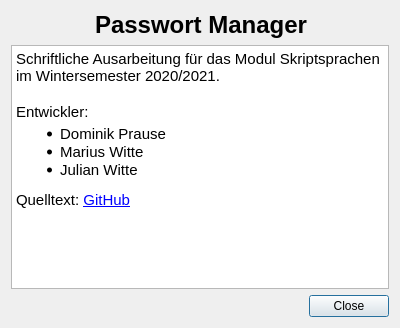
Above: ui/AboutDialog.ui from JulWit/PasswordManager before the change. Below: the same form after it.
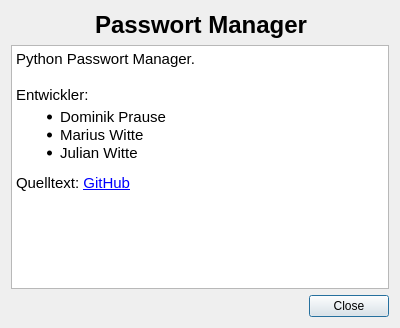
That is the form after the change. Icons and pictures are not drawn.

Commit message: Update 2025 - Icons für Dunkelmodus - Anzeige des Passworts im UnlockWidget - Anpassung des Loggings

```diff
--- a/ui/AboutDialog.ui
+++ b/ui/AboutDialog.ui
@@ -74,16 +74,20 @@
      </property>
      <property name="html">
       <string>&lt;!DOCTYPE HTML PUBLIC &quot;-//W3C//DTD HTML 4.0//EN&quot; &quot;http://www.w3.org/TR/REC-html40/strict.dtd&quot;&gt;
-&lt;html&gt;&lt;head&gt;&lt;meta name=&quot;qrichtext&quot; content=&quot;1&quot; /&gt;&lt;style type=&quot;text/css&quot;&gt;
+&lt;html&gt;&lt;head&gt;&lt;meta name=&quot;qrichtext&quot; content=&quot;1&quot; /&gt;&lt;meta charset=&quot;utf-8&quot; /&gt;&lt;style type=&quot;text/css&quot;&gt;
 p, li { white-space: pre-wrap; }
-&lt;/style&gt;&lt;/head&gt;&lt;body style=&quot; font-family:'Ubuntu'; font-size:11pt; font-weight:400; font-style:normal;&quot;&gt;
-&lt;p style=&quot; margin-top:0px; margin-bottom:0px; margin-left:0px; margin-right:0px; -qt-block-indent:0; text-indent:0px;&quot;&gt;Schriftliche Ausarbeitung für das Modul Skriptsprachen im Wintersemester 2020/2021.&lt;/p&gt;
-&lt;p style=&quot;-qt-paragraph-type:empty; margin-top:0px; margin-bottom:0px; margin-left:0px; margin-right:0px; -qt-block-indent:0; text-indent:0px;&quot;&gt;&lt;br /&gt;&lt;/p&gt;
-&lt;p style=&quot; margin-top:0px; margin-bottom:0px; margin-left:0px; margin-right:0px; -qt-block-indent:0; text-indent:0px;&quot;&gt;Entwickler:&lt;/p&gt;
-&lt;ul style=&quot;margin-top: 0px; margin-bottom: 0px; margin-left: 0px; margin-right: 0px; -qt-list-indent: 1;&quot;&gt;&lt;li style=&quot;&quot; style=&quot; margin-top:4px; margin-bottom:0px; margin-left:0px; margin-right:0px; -qt-block-indent:0; text-indent:0px;&quot;&gt; Dominik Prause&lt;/li&gt;
-&lt;li style=&quot;&quot; style=&quot; margin-top:0px; margin-bottom:0px; margin-left:0px; margin-right:0px; -qt-block-indent:0; text-indent:0px;&quot;&gt; Marius Witte&lt;/li&gt;
-&lt;li style=&quot;&quot; style=&quot; margin-top:0px; margin-bottom:12px; margin-left:0px; margin-right:0px; -qt-block-indent:0; text-indent:0px;&quot;&gt; Julian Witte &lt;/li&gt;&lt;/ul&gt;
-&lt;p style=&quot; margin-top:0px; margin-bottom:0px; margin-left:0px; margin-right:0px; -qt-block-indent:0; text-indent:0px;&quot;&gt;Quelltext: &lt;a href=&quot;https://github.com/JulWit/PasswordManager&quot;&gt;&lt;span style=&quot; text-decoration: underline; color:#0000ff;&quot;&gt;GitHub&lt;/span&gt;&lt;/a&gt;&lt;/p&gt;&lt;/body&gt;&lt;/html&gt;</string>
+hr { height: 1px; border-width: 0; }
+li.unchecked::marker { content: &quot;\2610&quot;; }
+li.checked::marker { content: &quot;\2612&quot;; }
+&lt;/style&gt;&lt;/head&gt;&lt;body style=&quot; font-family:'Segoe UI'; font-size:9pt; font-weight:400; font-style:normal;&quot;&gt;
+&lt;p style=&quot; margin-top:0px; margin-bottom:0px; margin-left:0px; margin-right:0px; -qt-block-indent:0; text-indent:0px;&quot;&gt;&lt;span style=&quot; font-size:11pt;&quot;&gt;Python Passwort Manager.&lt;/span&gt;&lt;/p&gt;
+&lt;p style=&quot;-qt-paragraph-type:empty; margin-top:0px; margin-bottom:0px; margin-left:0px; margin-right:0px; -qt-block-indent:0; text-indent:0px; font-family:'Ubuntu'; font-size:11pt;&quot;&gt;&lt;br /&gt;&lt;/p&gt;
+&lt;p style=&quot; margin-top:0px; margin-bottom:0px; margin-left:0px; margin-right:0px; -qt-block-indent:0; text-indent:0px;&quot;&gt;&lt;span style=&quot; font-family:'Ubuntu'; font-size:11pt;&quot;&gt;Entwickler:&lt;/span&gt;&lt;/p&gt;
+&lt;ul style=&quot;margin-top: 0px; margin-bottom: 0px; margin-left: 0px; margin-right: 0px; -qt-list-indent: 1;&quot;&gt;
+&lt;li style=&quot; font-family:'Ubuntu'; font-size:11pt;&quot; style=&quot; margin-top:4px; margin-bottom:0px; margin-left:0px; margin-right:0px; -qt-block-indent:0; text-indent:0px;&quot;&gt; Dominik Prause&lt;/li&gt;
+&lt;li style=&quot; font-family:'Ubuntu'; font-size:11pt;&quot; style=&quot; margin-top:0px; margin-bottom:0px; margin-left:0px; margin-right:0px; -qt-block-indent:0; text-indent:0px;&quot;&gt; Marius Witte&lt;/li&gt;
+&lt;li style=&quot; font-family:'Ubuntu'; font-size:11pt;&quot; style=&quot; margin-top:0px; margin-bottom:12px; margin-left:0px; margin-right:0px; -qt-block-indent:0; text-indent:0px;&quot;&gt; Julian Witte &lt;/li&gt;&lt;/ul&gt;
+&lt;p style=&quot; margin-top:0px; margin-bottom:0px; margin-left:0px; margin-right:0px; -qt-block-indent:0; text-indent:0px;&quot;&gt;&lt;span style=&quot; font-family:'Ubuntu'; font-size:11pt;&quot;&gt;Quelltext: &lt;/span&gt;&lt;a href=&quot;https://github.com/JulWit/PasswordManager&quot;&gt;&lt;span style=&quot; font-family:'Ubuntu'; font-size:11pt; text-decoration: underline; color:#0000ff;&quot;&gt;GitHub&lt;/span&gt;&lt;/a&gt;&lt;/p&gt;&lt;/body&gt;&lt;/html&gt;</string>
      </property>
      <property name="textInteractionFlags">
       <set>Qt::TextBrowserInteraction</set>
```
Left out of the diff: 10 changed lines with no effect on the pictures. The commit also changes 69 other files.
